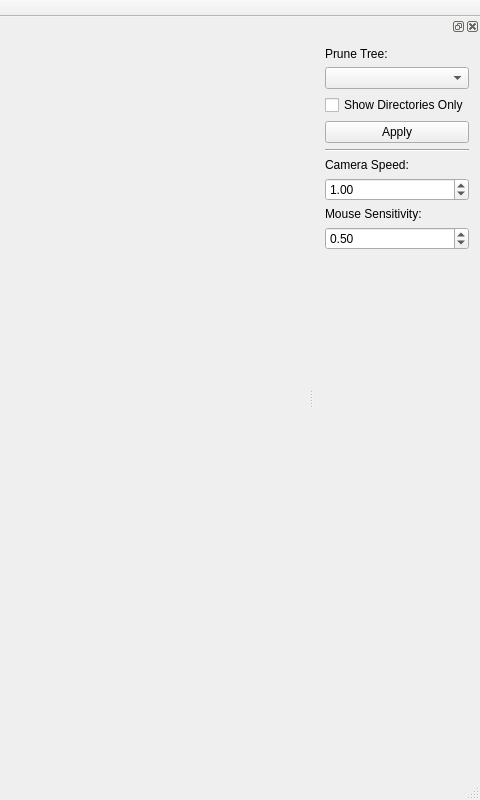
This is mainwindow.ui in TimSevereijns/D-Viz as Qt 5 draws it before an edit; both pictures show x 720 to 1200 and y 0 to 800 of the 1200 by 800 pixel window. The edited form follows.
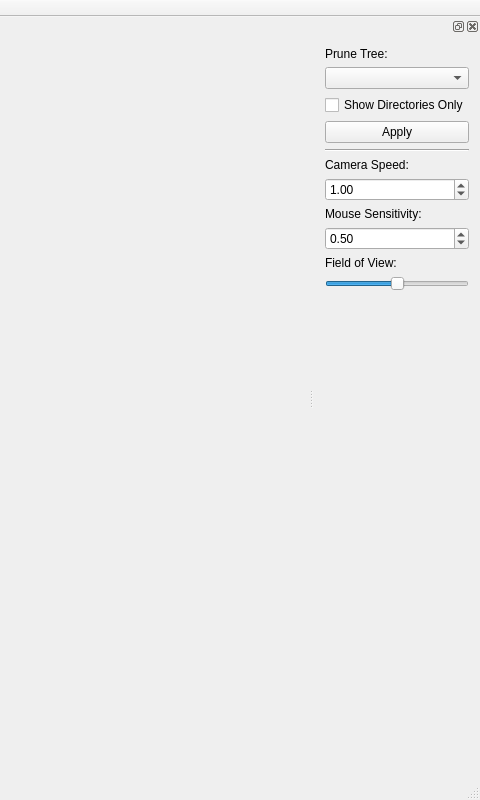
This is the edited form.

The edit to the form file:
```diff
--- a/mainwindow.ui
+++ b/mainwindow.ui
@@ -68,7 +68,7 @@
    <property name="minimumSize">
     <size>
      <width>150</width>
-     <height>236</height>
+     <height>280</height>
     </size>
    </property>
    <attribute name="dockWidgetArea">
@@ -145,6 +145,32 @@
        </property>
       </widget>
      </item>
+     <item>
+      <widget class="QLabel" name="fieldOfViewLabel">
+       <property name="text">
+        <string>Field of View:</string>
+       </property>
+      </widget>
+     </item>
+     <item>
+      <widget class="QSlider" name="fieldOfViewSlider">
+       <property name="minimum">
+        <number>5</number>
+       </property>
+       <property name="maximum">
+        <number>85</number>
+       </property>
+       <property name="singleStep">
+        <number>5</number>
+       </property>
+       <property name="value">
+        <number>45</number>
+       </property>
+       <property name="orientation">
+        <enum>Qt::Horizontal</enum>
+       </property>
+      </widget>
+     </item>
      <item>
       <spacer name="verticalSpacer">
        <property name="orientation">
```
Left out of the diff: 14 changed lines with no effect on the pictures.
